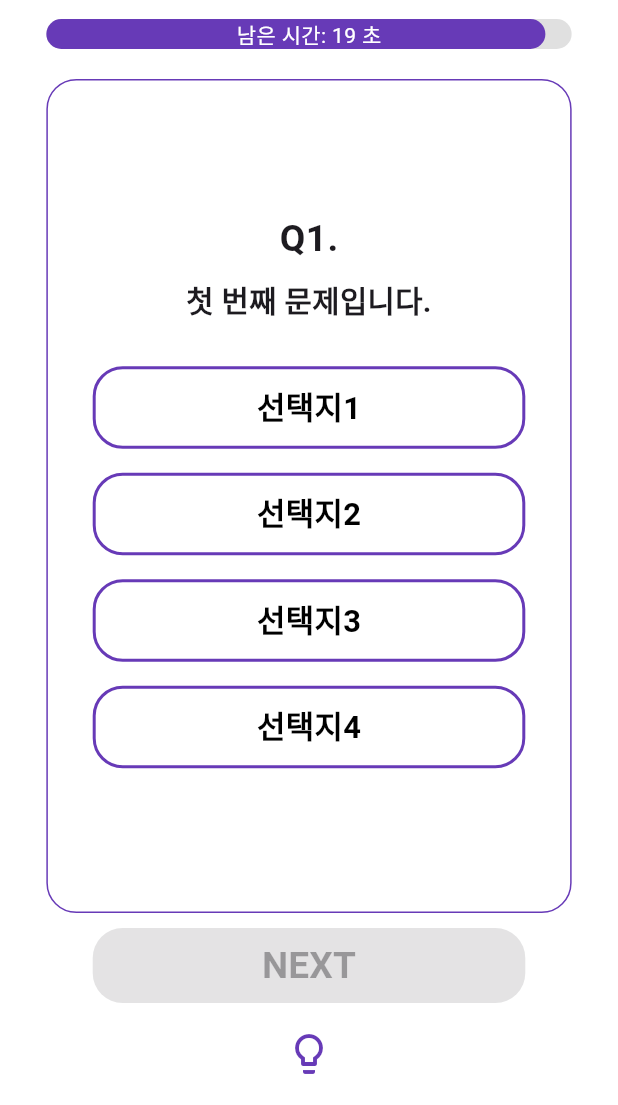
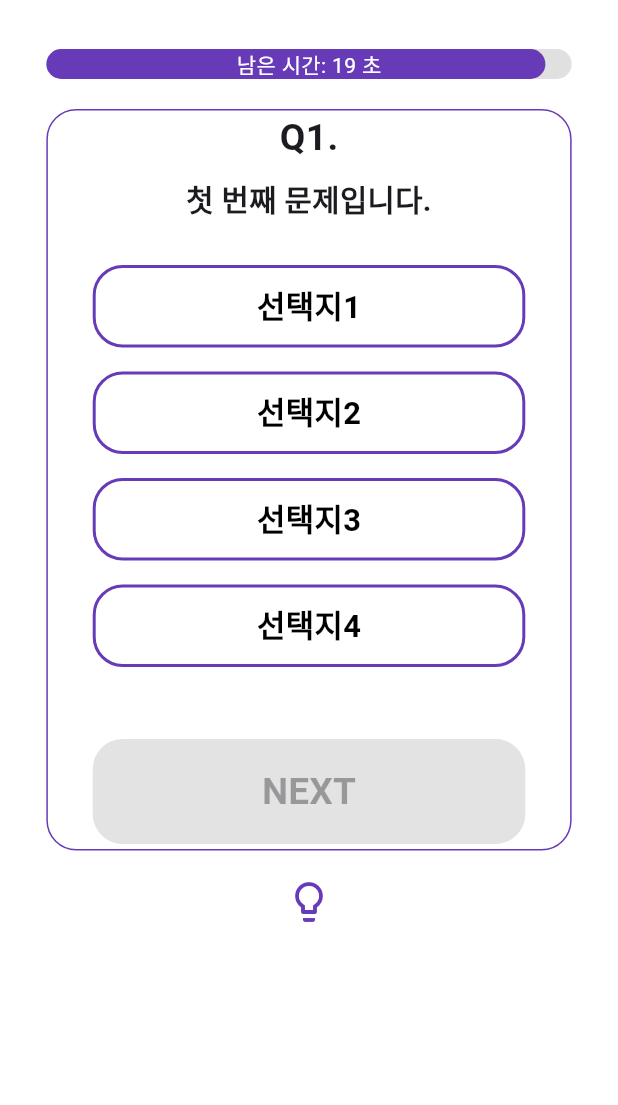
Before and after one commit to Mobile-Programming-Quiz/FrontEnd, a Flutter app: the screen it shows after launch, after a tap on "START", on a phone screen of 412 x 824 dp, the part 131-1236 px from its top. Run offline on Flutter 3.47's test engine with Material 3 defaults, Android fonts, the light colour scheme and no system bars; drawn by our look-alikes of auto_size_text; our stand-ins replace flutter_swiper_null_safety, lottie.

Commit message:
FEAT: 퀴즈 화면 -> json 화면에 출력되게 변경(오버플로우 문제 해결 )

```diff
--- a/lib/screen/screen_quiz.dart
+++ b/lib/screen/screen_quiz.dart
@@ -385,10 +385,9 @@ import 'dart:async';
 import 'package:auto_size_text/auto_size_text.dart';
 import 'package:flutter/material.dart';
 import 'package:flutter_swiper_null_safety/flutter_swiper_null_safety.dart';
-import 'package:quiz_app/screen/screen_result.dart';
 import 'package:lottie/lottie.dart';
-
 import '../model/model_quiz.dart';
+import 'screen_result.dart';
 
 class QuizScreen extends StatefulWidget {
   final List<Quiz> quizs;
@@ -507,9 +506,10 @@ class _QuizScreenState extends State<QuizScreen> {
       ),
       body: SafeArea(
         child: Column(
-          mainAxisAlignment: MainAxisAlignment.center,
+          mainAxisAlignment: MainAxisAlignment.start,
           crossAxisAlignment: CrossAxisAlignment.center,
           children: [
+            SizedBox(height: 20),
             // 남은 시간 상태바
             Container(
               width: width * 0.85,
@@ -539,8 +539,8 @@ class _QuizScreenState extends State<QuizScreen> {
             SizedBox(height: 20),
 
             // 문제 및 선택지
-            Expanded(
-              flex: 6,
+            SizedBox(
+              height: screenSize.height * 0.6,
               child: Stack(
                 alignment: Alignment.center,
                 children: [
@@ -571,47 +571,6 @@ class _QuizScreenState extends State<QuizScreen> {
                     ),
                 ],
               ),
-            ),
-            SizedBox(height: 10),
-
-            // NEXT 버튼
-            ElevatedButton(
-              child: Text(
-                _currentIndex == widget.quizs.length - 1 ? '결과보기' : 'NEXT',
-                style: TextStyle(
-                  fontSize: width * 0.06,
-                  fontWeight: FontWeight.bold,
-                ),
-              ),
-              style: ElevatedButton.styleFrom(
-                foregroundColor: Colors.white,
-                backgroundColor: Colors.deepPurple,
-                minimumSize: Size(width * 0.7, 50),
-                shape: RoundedRectangleBorder(
-                  borderRadius: BorderRadius.circular(20),
-                ),
-              ),
-              onPressed: _answers[_currentIndex] == -1
-                  ? null
-                  : () {
-                setState(() {
-                  for (int i = 0; i < 4; i++) {
-                    if (i == widget.quizs[_currentIndex].answer) {
-                      _answerColors[i] = Colors.green;
-                    } else if (i == _selectedIndex) {
-                      _answerColors[i] = Colors.red;
-                    } else {
-                      _answerColors[i] = Colors.transparent;
-                    }
-                  }
-                });
-
-                bool isCorrect = _answers[_currentIndex] ==
-                    widget.quizs[_currentIndex].answer;
-                String fileName = isCorrect ? "correct.json" : "wrong.json";
-
-                _showAnimation(fileName);
-              },
             ),
             SizedBox(height: 10),
 
@@ -659,7 +618,7 @@ class _QuizScreenState extends State<QuizScreen> {
 
   Widget _buildQuizCard(Quiz quiz, double width) {
     return Column(
-      mainAxisAlignment: MainAxisAlignment.center,
+      mainAxisAlignment: MainAxisAlignment.start,
       crossAxisAlignment: CrossAxisAlignment.center,
       children: [
         Text(
@@ -681,6 +640,46 @@ class _QuizScreenState extends State<QuizScreen> {
         ),
         SizedBox(height: 20),
         ..._buildCandidates(width, quiz),
+        SizedBox(height: 40),
+        // NEXT 버튼
+        ElevatedButton(
+          child: Text(
+            _currentIndex == widget.quizs.length - 1 ? '결과보기' : 'NEXT',
+            style: TextStyle(
+              fontSize: width * 0.06,
+              fontWeight: FontWeight.bold,
+            ),
+          ),
+          style: ElevatedButton.styleFrom(
+            foregroundColor: Colors.white,
+            backgroundColor: Colors.deepPurple,
+            minimumSize: Size(width * 0.7, 70),
+            shape: RoundedRectangleBorder(
+              borderRadius: BorderRadius.circular(20),
+            ),
+          ),
+          onPressed: _answers[_currentIndex] == -1
+              ? null
+              : () {
+            setState(() {
+              for (int i = 0; i < 4; i++) {
+                if (i == widget.quizs[_currentIndex].answer) {
+                  _answerColors[i] = Colors.green;
+                } else if (i == _selectedIndex) {
+                  _answerColors[i] = Colors.red;
+                } else {
+                  _answerColors[i] = Colors.transparent;
+                }
+              }
+            });
+
+            bool isCorrect = _answers[_currentIndex] ==
+                widget.quizs[_currentIndex].answer;
+            String fileName = isCorrect ? "correct.json" : "wrong.json";
+
+            _showAnimation(fileName);
+          },
+        ),
       ],
     );
   }
```
